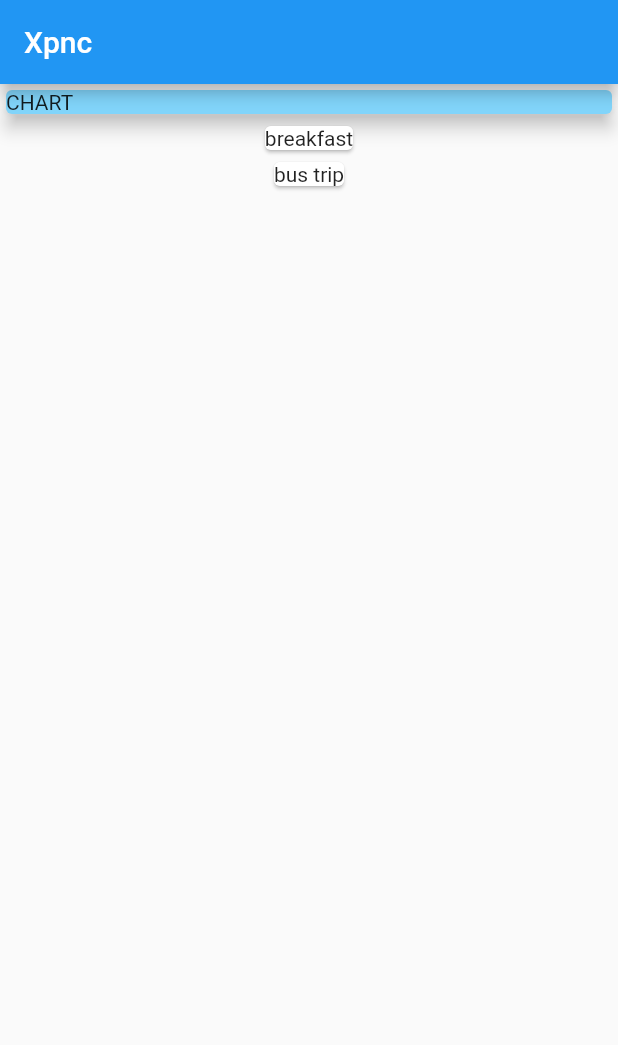
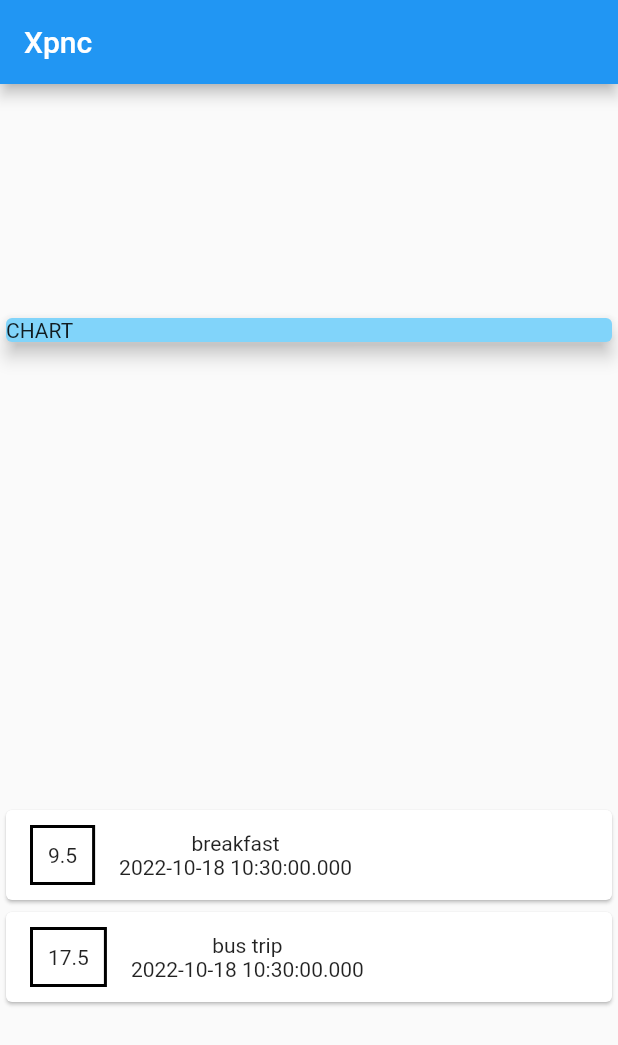
Before and after one commit to carlstep/udemy_max_expense_management_1, a Flutter app: the screen it shows after launch, on a phone screen of 412 x 824 dp. Shown: the top 1045 px of the screen. Run offline on Flutter 3.47's test engine with Material 2 defaults, Android fonts, the phone set to English and light mode, and no system bars.

Commit message:
add style to container

```diff
--- a/lib/main.dart
+++ b/lib/main.dart
@@ -39,6 +39,7 @@
           title: Text('Xpnc'),
         ),
         body: Column(
+          mainAxisAlignment: MainAxisAlignment.spaceAround,
           children: [
             Container(
               width: double.infinity,
@@ -51,7 +52,32 @@
             Column(
               children: transactions.map((tx) {
                 return Card(
-                  child: Text(tx.title),
+                  child: Row(
+                    children: [
+                      Container(
+                        padding: EdgeInsets.all(10),
+                        margin:
+                            EdgeInsets.symmetric(vertical: 10, horizontal: 16),
+                        decoration: BoxDecoration(
+                          border: Border.all(
+                            color: Colors.black,
+                            width: 2,
+                          ),
+                        ),
+                        child: Text(
+                          tx.amount.toString(),
+                        ),
+                      ),
+                      Column(
+                        children: [
+                          Text(tx.title),
+                          Text(
+                            tx.date.toString(),
+                          ),
+                        ],
+                      ),
+                    ],
+                  ),
                 );
               }).toList(),
             ),
```
